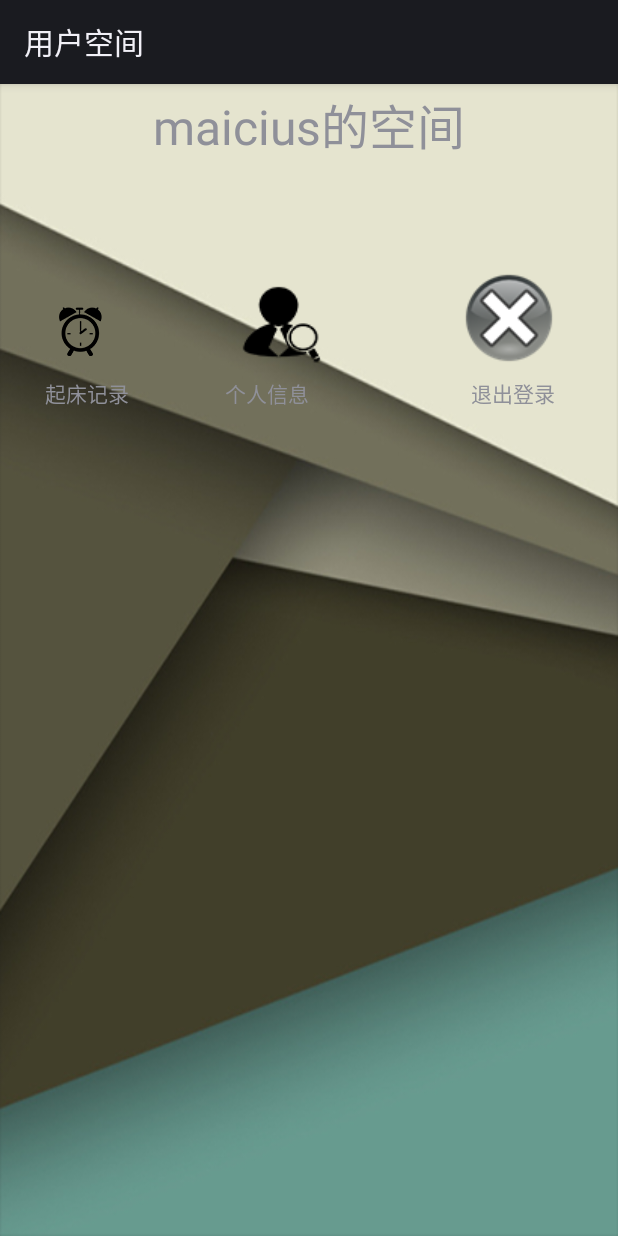
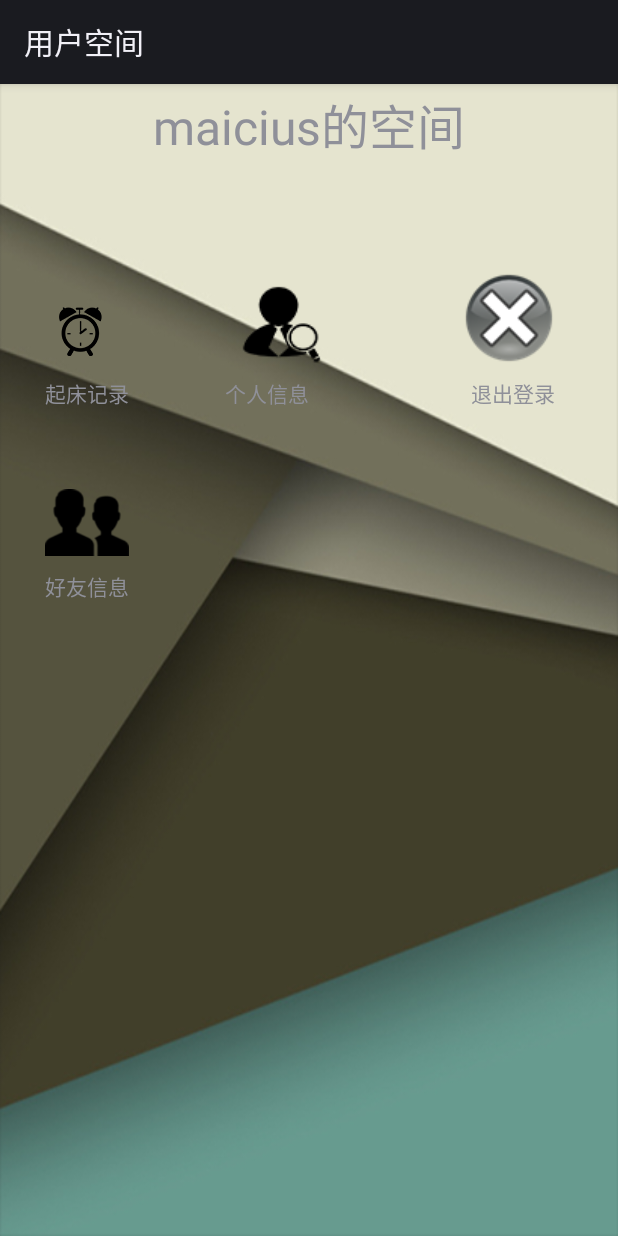
Before and after one commit to Maicius/Wake_client, an Android app: the UserSpace screen opened directly, with no data from a screen before it, on a phone screen of 412 x 824 dp. Run offline under Robolectric (Android 15) with nearby library versions, the phone set to English and light mode, and no system bars.

Commit message:
Add friends list
Add a friends list which does not read data from database.

```diff
--- a/CRAZYCLOCK/app/src/main/AndroidManifest.xml
+++ b/CRAZYCLOCK/app/src/main/AndroidManifest.xml
@@ -164,6 +164,8 @@
             android:theme="@android:style/Theme.Translucent.NoTitleBar"
             android:configChanges="keyboardHidden|orientation|screenSize"
             android:windowSoftInputMode="stateHidden|adjustResize"/>
+        <activity android:name="com.maicius.wake.InterChange.FriendsList"
+            android:label="我的好友"></activity>
     </application>
 
 </manifest>
--- a/CRAZYCLOCK/app/src/main/java/com/maicius/wake/InterChange/UserSpace.java
+++ b/CRAZYCLOCK/app/src/main/java/com/maicius/wake/InterChange/UserSpace.java
@@ -11,17 +11,15 @@ import android.view.View;
 import android.widget.ImageView;
 import android.widget.TextView;
 
-import com.maicius.wake.DBmanager.DBManager;
 import com.maicius.wake.alarmClock.MainActivity;
 import com.maicius.wake.alarmClock.R;
 
 public class UserSpace extends Activity {
 
-
     @Override
     protected void onCreate(Bundle savedInstanceState) {
         super.onCreate(savedInstanceState);
-        Log.v("sss", "******************enter Appuser space!");
+        Log.v("sss", "******************enter user space!");
         setContentView(R.layout.user_space);
 
         mInitUI();
@@ -35,6 +33,7 @@ public class UserSpace extends Activity {
         ImageView image_userInfo = (ImageView) findViewById(R.id.userInfo);
         ImageView image_getUpTime = (ImageView) findViewById(R.id.getUpTime);
         ImageView image_exit = (ImageView) findViewById(R.id.exit);
+        ImageView image_friends = (ImageView) findViewById(R.id.friendImageView);
 
         image_userInfo.setOnClickListener(new View.OnClickListener() {
             public void onClick(View v) {
@@ -49,10 +48,12 @@ public class UserSpace extends Activity {
         image_exit.setOnClickListener(new View.OnClickListener() {
             public void onClick(View v) {
                 MainActivity.s_isLogged=false;
-                DBManager dbManager = new DBManager(UserSpace.this);
-                dbManager.deleteAppuser();
                 UserSpace.this.finish();
-
+            }
+        });
+        image_friends.setOnClickListener(new View.OnClickListener() {
+            public void onClick(View v) {
+                startActivity(new Intent(UserSpace.this, FriendsList.class));
             }
         });
     }
--- a/CRAZYCLOCK/app/src/main/res/layout/user_space.xml
+++ b/CRAZYCLOCK/app/src/main/res/layout/user_space.xml
@@ -104,6 +104,27 @@
             android:layout_marginRight="42dp"
             android:layout_marginTop="140dp" />
 
+        <ImageView
+            android:layout_width="wrap_content"
+            android:layout_height="wrap_content"
+            android:src="@drawable/ic_friends"
+            android:layout_below="@+id/getUpTime"
+            android:layout_alignLeft="@+id/getUpTime"
+            android:layout_alignStart="@+id/getUpTime"
+            android:layout_marginTop="44dp"
+            android:id="@+id/friendImageView"
+            android:layout_alignRight="@+id/getUpTime"
+            android:layout_alignEnd="@+id/getUpTime" />
+
+        <TextView
+            android:text="好友信息"
+            android:layout_width="wrap_content"
+            android:layout_height="wrap_content"
+            android:layout_below="@+id/friendImageView"
+            android:layout_alignLeft="@+id/friendImageView"
+            android:layout_alignStart="@+id/friendImageView"
+            android:id="@+id/friendsTextView" />
+
     </RelativeLayout>
 
 
--- a/CRAZYCLOCK/app/src/main/res/values/strings.xml
+++ b/CRAZYCLOCK/app/src/main/res/values/strings.xml
@@ -2,6 +2,9 @@
 <resources xmlns:android="http://schemas.android.com/apk/res/android"
     xmlns:xliff="urn:oasis:names:tc:xliff:document:1.2">
 
+    <string name="default_nickname">"zz"</string>
+    <string name="default_phonenumber">"13540472526"</string>
+    <string name="default_signiture">"主人很懒，什么都没写哦"</string>
     <string name="hello">Hello World, ClockMainActivity!</string>
     <string name="app_name">WAKE</string>
     <string name="label">"标签"</string>
--- a/CRAZYCLOCK/build.gradle
+++ b/CRAZYCLOCK/build.gradle
@@ -4,7 +4,7 @@ buildscript {
         jcenter()
     }
     dependencies {
-        classpath 'com.android.tools.build:gradle:1.3.0'
+        classpath 'com.android.tools.build:gradle:2.2.3'
     }
 }
 
```
Also changed, not shown: CRAZYCLOCK/app/src/main/java/com.maicius.wake.web/WebService.java (+14 -13 lines), CRAZYCLOCK/app/src/main/java/com/maicius/wake/InterChange/FriendsList.java (added, +42 -0 lines), CRAZYCLOCK/app/src/main/res/layout/activity_friends_list.xml (added, +15 -0 lines), CRAZYCLOCK/app/src/main/res/layout/item_friendheader.xml (added, +51 -0 lines), CRAZYCLOCK/app/src/main/res/drawable-mdpi/ic_friends.png (added), CRAZYCLOCK/app/src/main/res/drawable-mdpi/ic_portrait.png (added), CRAZYCLOCK/gradle/wrapper/gradle-wrapper.properties.
